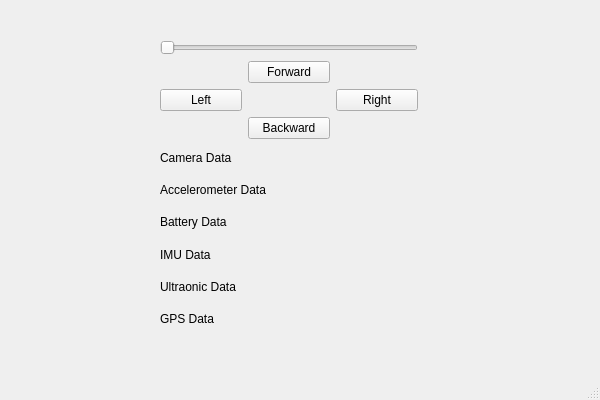
Qt form UserRemoteControl/mainwindow.ui (galuhningrat/Remote-Control-Rover-Qt) before a commit.
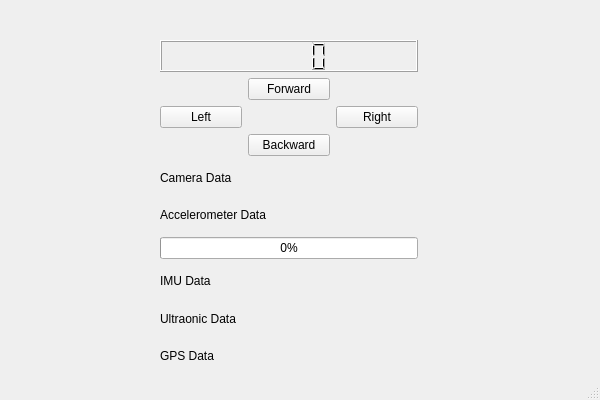
The same form after that commit.

Patch:
```diff
--- a/UserRemoteControl/mainwindow.ui
+++ b/UserRemoteControl/mainwindow.ui
@@ -29,22 +29,18 @@
       <height>341</height>
      </rect>
     </property>
-    <widget class="QWidget" name="">
+    <widget class="QWidget" name="layoutWidget">
      <property name="geometry">
       <rect>
        <x>150</x>
        <y>20</y>
        <width>258</width>
-       <height>292</height>
+       <height>332</height>
       </rect>
      </property>
      <layout class="QVBoxLayout" name="verticalLayout">
       <item>
-       <widget class="QSlider" name="speedSlider">
-        <property name="orientation">
-         <enum>Qt::Horizontal</enum>
-        </property>
-       </widget>
+       <widget class="QLCDNumber" name="speedLcd"/>
       </item>
       <item>
        <layout class="QGridLayout" name="gridLayout">
@@ -93,9 +89,9 @@
        </widget>
       </item>
       <item>
-       <widget class="QLabel" name="batteryLabel">
-        <property name="text">
-         <string>Battery Data</string>
+       <widget class="QProgressBar" name="batteryLabel">
+        <property name="value">
+         <number>0</number>
         </property>
        </widget>
       </item>
```
